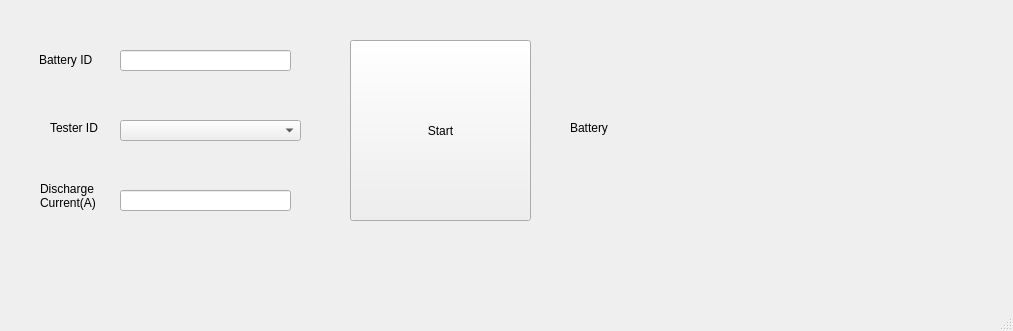
This is mainwindow.ui in badgerloop-software/battery-testing-app as Qt 5 draws it before an edit. The edited form follows.
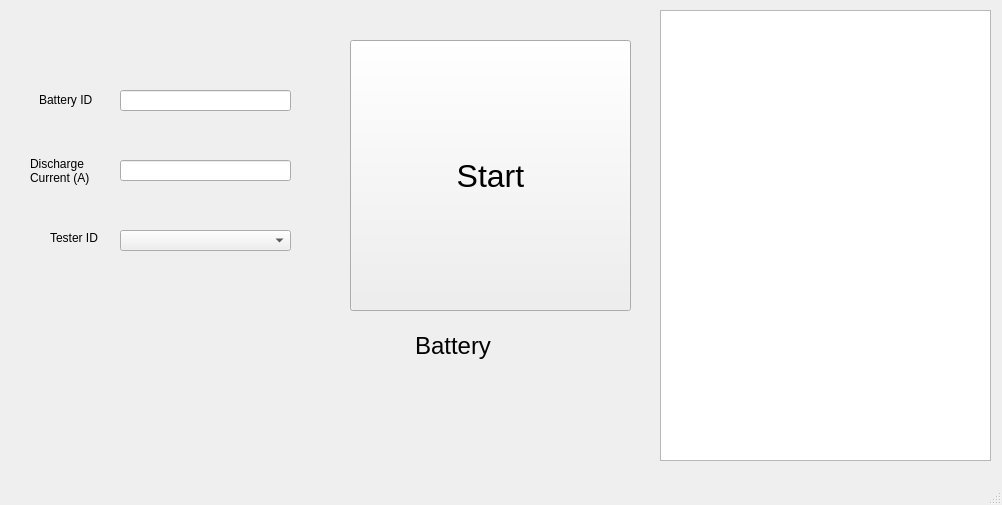
This is the edited form.

The edit to the form file:
```diff
--- a/mainwindow.ui
+++ b/mainwindow.ui
@@ -6,8 +6,8 @@
    <rect>
     <x>0</x>
     <y>0</y>
-    <width>1013</width>
-    <height>331</height>
+    <width>1002</width>
+    <height>505</height>
    </rect>
   </property>
   <property name="windowTitle">
@@ -18,7 +18,7 @@
     <property name="geometry">
      <rect>
       <x>39</x>
-      <y>50</y>
+      <y>90</y>
       <width>71</width>
       <height>20</height>
      </rect>
@@ -31,7 +31,7 @@
     <property name="geometry">
      <rect>
       <x>50</x>
-      <y>120</y>
+      <y>230</y>
       <width>60</width>
       <height>16</height>
      </rect>
@@ -43,22 +43,22 @@
    <widget class="QLabel" name="label_3">
     <property name="geometry">
      <rect>
-      <x>40</x>
-      <y>180</y>
-      <width>121</width>
-      <height>31</height>
+      <x>30</x>
+      <y>150</y>
+      <width>81</width>
+      <height>41</height>
      </rect>
     </property>
     <property name="text">
      <string>Discharge
-Current(A)</string>
+Current (A)</string>
     </property>
    </widget>
    <widget class="QLineEdit" name="current">
     <property name="geometry">
      <rect>
       <x>120</x>
-      <y>190</y>
+      <y>160</y>
       <width>171</width>
       <height>21</height>
      </rect>
@@ -68,7 +68,7 @@
     <property name="geometry">
      <rect>
       <x>120</x>
-      <y>50</y>
+      <y>90</y>
       <width>171</width>
       <height>21</height>
      </rect>
@@ -79,10 +79,16 @@
      <rect>
       <x>350</x>
       <y>40</y>
-      <width>181</width>
-      <height>181</height>
+      <width>281</width>
+      <height>271</height>
      </rect>
     </property>
+    <property name="font">
+     <font>
+      <pointsize>24</pointsize>
+      <bold>false</bold>
+     </font>
+    </property>
     <property name="text">
      <string>Start</string>
     </property>
@@ -91,8 +97,8 @@
     <property name="geometry">
      <rect>
       <x>120</x>
-      <y>120</y>
-      <width>181</width>
+      <y>230</y>
+      <width>171</width>
       <height>21</height>
      </rect>
     </property>
@@ -100,12 +106,17 @@
    <widget class="QLabel" name="label_4">
     <property name="geometry">
      <rect>
-      <x>570</x>
-      <y>120</y>
-      <width>51</width>
-      <height>16</height>
+      <x>415</x>
+      <y>330</y>
+      <width>91</width>
+      <height>31</height>
      </rect>
     </property>
+    <property name="font">
+     <font>
+      <pointsize>18</pointsize>
+     </font>
+    </property>
     <property name="text">
      <string>Battery</string>
     </property>
@@ -113,16 +124,26 @@
    <widget class="QLabel" name="BatteryStat">
     <property name="geometry">
      <rect>
-      <x>630</x>
-      <y>120</y>
-      <width>16</width>
-      <height>16</height>
+      <x>530</x>
+      <y>330</y>
+      <width>31</width>
+      <height>31</height>
      </rect>
     </property>
     <property name="text">
      <string/>
     </property>
    </widget>
+   <widget class="QTableWidget" name="testerTable">
+    <property name="geometry">
+     <rect>
+      <x>660</x>
+      <y>10</y>
+      <width>331</width>
+      <height>451</height>
+     </rect>
+    </property>
+   </widget>
   </widget>
   <widget class="QMenuBar" name="menubar">
    <property name="geometry">
```
Left out of the diff: 2 changed lines with no effect on the pictures.
